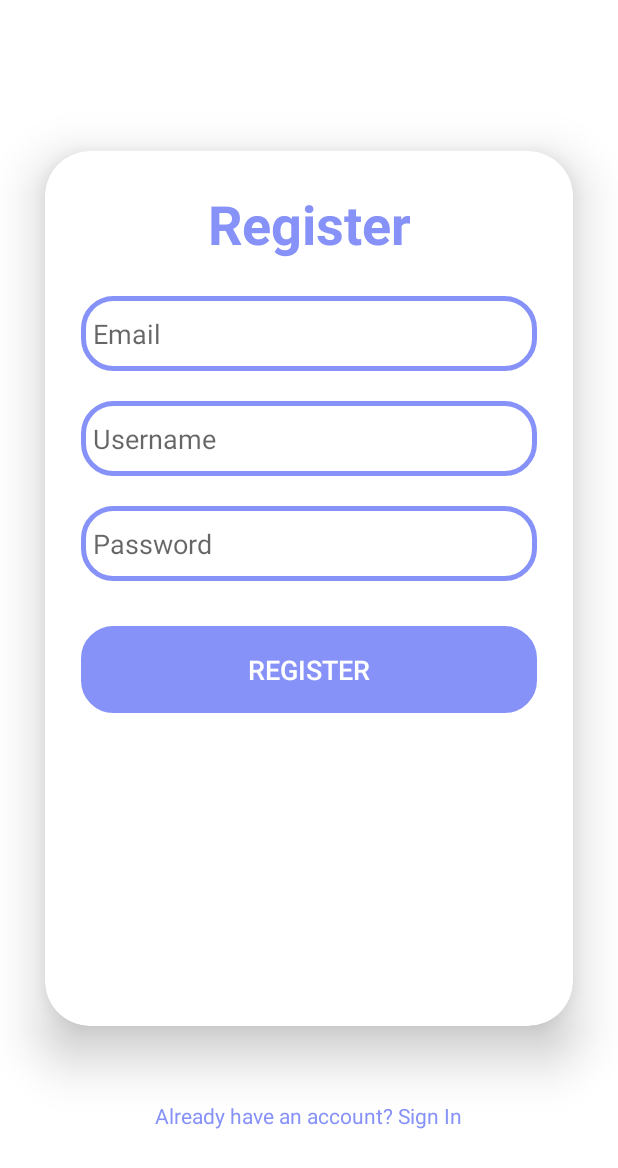
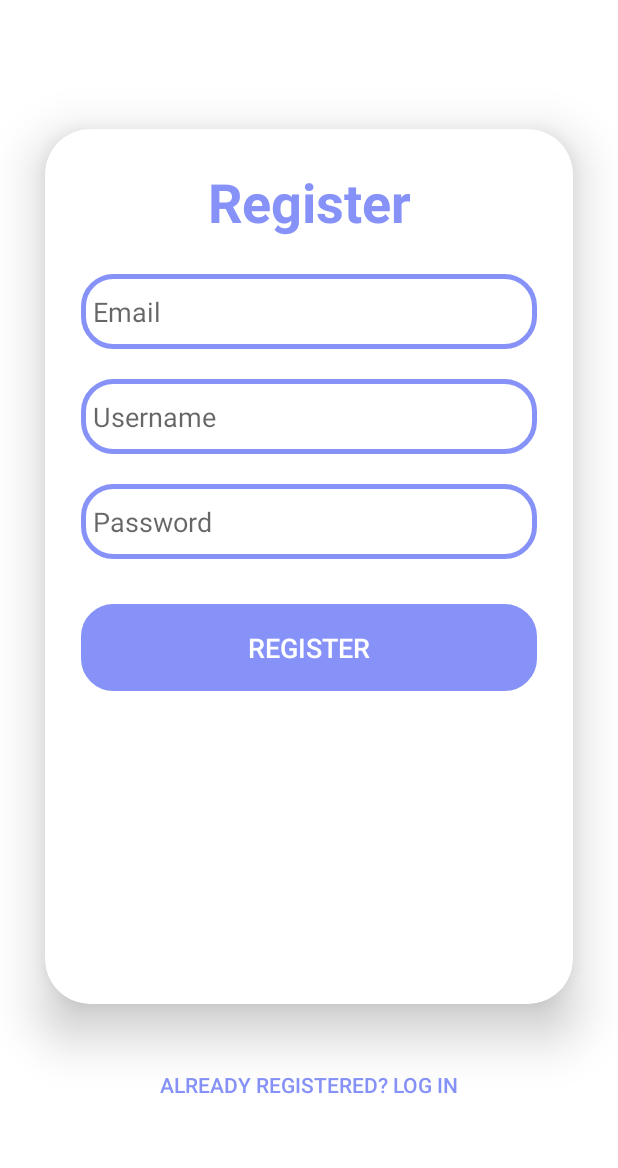
Before and after one commit to COMPSYS302/project-java-team-38, an Android app: the RegisterActivity screen opened directly, with no data from a screen before it, on a phone screen of 412 x 824 dp. Shown: the top 1168 px of the screen. Run offline under Robolectric (Android 15) with nearby library versions, the light colour scheme and no system bars.

Commit message:
Cross reference links between Login and Register Page

```diff
--- a/app/src/main/java/com/example/allgoods/RegisterActivity.java
+++ b/app/src/main/java/com/example/allgoods/RegisterActivity.java
@@ -16,6 +16,8 @@ public class RegisterActivity extends AppCompatActivity {
     EditText password;
     Button registerButton;
 
+    Button returnButton;
+
     @Override
     protected void onCreate(Bundle savedInstanceState) {
         super.onCreate(savedInstanceState);
@@ -25,7 +27,15 @@ public class RegisterActivity extends AppCompatActivity {
         username = findViewById(R.id.editTextUsername);
         password = findViewById(R.id.editTextPassword);
         registerButton = findViewById(R.id.buttonRegister);
+        returnButton = findViewById(R.id.returnButton);
 
+        returnButton.setOnClickListener(new View.OnClickListener(){
+            public void onClick(View view) {
+
+                Intent intent = new Intent(RegisterActivity.this, LoginActivity.class);
+                startActivity(intent);
+            }
+        });
         registerButton.setOnClickListener(new View.OnClickListener() {
             @Override
             public void onClick(View view) {
--- a/app/src/main/res/layout/activity_register.xml
+++ b/app/src/main/res/layout/activity_register.xml
@@ -84,15 +84,20 @@
                 android:textSize="18sp"
                 app:cornerRadius="20dp" />
 
+
         </LinearLayout>
+
     </androidx.cardview.widget.CardView>
+    <Button
+        android:id="@+id/returnButton"
+        android:layout_width="306dp"
+        android:layout_height="wrap_content"
+        android:layout_marginBottom="20dp"
+        android:padding="8dp"
+        android:text="Already Registered? Log in"
+        android:textAlignment="center"
+        android:background="@android:color/transparent"
+        android:textColor="@color/purple"
+        android:textSize="14sp" />
 
-    <TextView
-        android:layout_width="wrap_content"
-        android:layout_height="wrap_content"
-        android:text="Already have an account? Sign In"
-        android:textSize="14sp"
-        android:textAlignment="center"
-        android:textColor="@color/purple"
-        android:layout_marginTop="20dp"/>
 </LinearLayout>
```
Also changed, not shown: app/src/main/java/com/example/allgoods/LoginActivity.java (+13 -0 lines), app/src/main/res/layout/activity_login.xml (+12 -7 lines).
